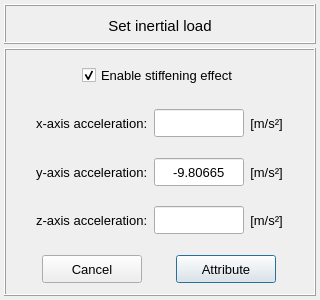
Old version of the form pulse/interface/data/ui_files/model/setup/structural/inertial_load_input.ui in the repository open-pulse/OpenPulse.
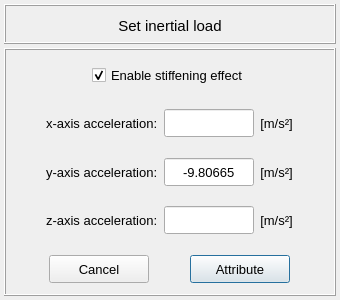
New version of the form.

Patch:
```diff
--- a/pulse/interface/data/ui_files/model/setup/structural/inertial_load_input.ui
+++ b/pulse/interface/data/ui_files/model/setup/structural/inertial_load_input.ui
@@ -9,7 +9,7 @@
    <rect>
     <x>0</x>
     <y>0</y>
-    <width>320</width>
+    <width>340</width>
     <height>300</height>
    </rect>
   </property>
@@ -21,13 +21,13 @@
   </property>
   <property name="minimumSize">
    <size>
-    <width>320</width>
+    <width>340</width>
     <height>300</height>
    </size>
   </property>
   <property name="maximumSize">
    <size>
-    <width>320</width>
+    <width>340</width>
     <height>300</height>
    </size>
   </property>
```
